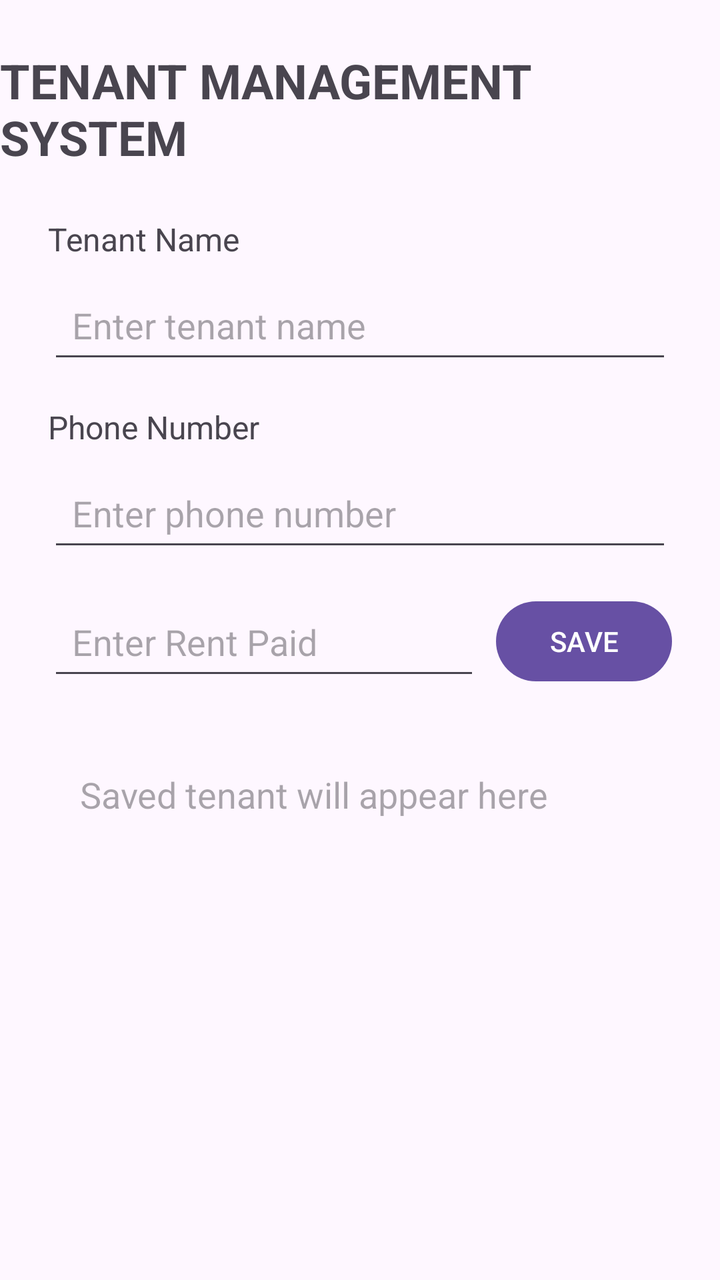
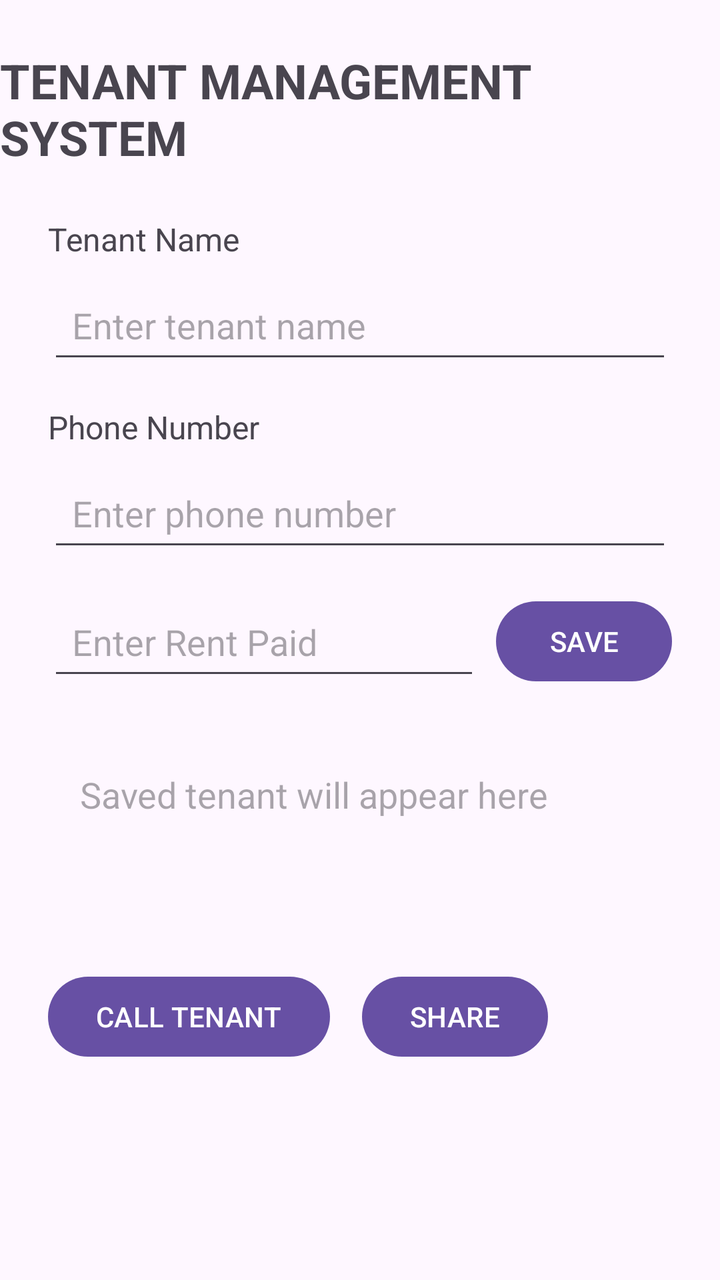

The first picture is an Android layout as it rendered before a commit; the second is the same layout after the commit. The layout source and the unified diff follow.
<!-- AndroidManifest.xml: application theme Theme.TenantManagementSystem -->
<!-- res/layout/activity_main.xml -->
<?xml version="1.0" encoding="utf-8"?>
<layout xmlns:android="http://schemas.android.com/apk/res/android"
    xmlns:app="http://schemas.android.com/apk/res-auto">

    <data>
        <variable
            name="tenant"
            type="com.example.tenantmanagementsystem.Tenant" />
    </data>

    <androidx.constraintlayout.widget.ConstraintLayout
        android:layout_width="match_parent"
        android:layout_height="match_parent">

        <TextView
            android:id="@+id/titleTextView"
            android:layout_width="wrap_content"
            android:layout_height="wrap_content"
            android:text="TENANT MANAGEMENT SYSTEM"
            android:textSize="24sp"
            android:textStyle="bold"
            android:layout_marginTop="24dp"
            app:layout_constraintTop_toTopOf="parent"
            app:layout_constraintStart_toStartOf="parent"
            app:layout_constraintEnd_toEndOf="parent" />

        <TextView
            android:id="@+id/tenantNameLabel"
            android:layout_width="wrap_content"
            android:layout_height="wrap_content"
            android:text="Tenant Name"
            android:textSize="16sp"
            android:layout_marginTop="24dp"
            android:layout_marginStart="24dp"
            app:layout_constraintTop_toBottomOf="@id/titleTextView"
            app:layout_constraintStart_toStartOf="parent" />

        <EditText
            android:id="@+id/tenantNameEditText"
            android:layout_width="0dp"
            android:layout_height="wrap_content"
            android:hint="Enter tenant name"
            android:minHeight="48dp"
            android:padding="12dp"
            android:layout_marginTop="8dp"
            android:layout_marginStart="24dp"
            android:layout_marginEnd="24dp"
            app:layout_constraintTop_toBottomOf="@id/tenantNameLabel"
            app:layout_constraintStart_toStartOf="parent"
            app:layout_constraintEnd_toEndOf="parent" />

        <TextView
            android:id="@+id/phoneLabel"
            android:layout_width="wrap_content"
            android:layout_height="wrap_content"
            android:text="Phone Number"
            android:textSize="16sp"
            android:layout_marginTop="16dp"
            android:layout_marginStart="24dp"
            app:layout_constraintTop_toBottomOf="@id/tenantNameEditText"
            app:layout_constraintStart_toStartOf="parent" />

        <EditText
            android:id="@+id/phoneEditText"
            android:layout_width="0dp"
            android:layout_height="wrap_content"
            android:hint="Enter phone number"
            android:inputType="phone"
            android:minHeight="48dp"
            android:padding="12dp"
            android:layout_marginTop="8dp"
            android:layout_marginStart="24dp"
            android:layout_marginEnd="24dp"
            app:layout_constraintTop_toBottomOf="@id/phoneLabel"
            app:layout_constraintStart_toStartOf="parent"
            app:layout_constraintEnd_toEndOf="parent" />

        <EditText
            android:id="@+id/rentEditText"
            android:layout_width="0dp"
            android:layout_height="wrap_content"
            android:hint="Enter Rent Paid"
            android:inputType="numberDecimal"
            android:minHeight="48dp"
            android:padding="12dp"
            android:layout_marginStart="24dp"
            android:layout_marginTop="16dp"
            android:layout_marginEnd="8dp"
            app:layout_constraintTop_toBottomOf="@id/phoneEditText"
            app:layout_constraintStart_toStartOf="parent"
            app:layout_constraintEnd_toStartOf="@id/saveButton" />

        <Button
            android:id="@+id/saveButton"
            android:layout_width="wrap_content"
            android:layout_height="wrap_content"
            android:text="SAVE"
            android:layout_marginEnd="24dp"
            app:layout_constraintTop_toTopOf="@id/rentEditText"
            app:layout_constraintEnd_toEndOf="parent" />

        <TextView
            android:id="@+id/tenantResultTextView"
            android:layout_width="0dp"
            android:layout_height="wrap_content"
            android:text="@{tenant.summary()}"
            android:hint="Saved tenant will appear here"
            android:textSize="18sp"
            android:padding="16dp"
            android:layout_margin="24dp"
            app:layout_constraintTop_toBottomOf="@id/rentEditText"
            app:layout_constraintStart_toStartOf="parent"
            app:layout_constraintEnd_toEndOf="parent" />

        <TextView
            android:id="@+id/tenantNameBigTextView"
            android:layout_width="0dp"
            android:layout_height="wrap_content"
            android:text="@{tenant.name}"
            android:textSize="32sp"
            android:textStyle="bold"
            android:layout_marginStart="24dp"
            android:layout_marginEnd="24dp"
            app:layout_constraintTop_toBottomOf="@id/tenantResultTextView"
            app:layout_constraintStart_toStartOf="parent"
            app:layout_constraintEnd_toEndOf="parent" />

    </androidx.constraintlayout.widget.ConstraintLayout>
</layout>
<!-- resources referenced by this layout -->
<resources>
  <style name="Theme.TenantManagementSystem" parent="Base.Theme.TenantManagementSystem" />
  <style name="Base.Theme.TenantManagementSystem" parent="Theme.Material3.DayNight.NoActionBar">
          
          
      </style>
</resources>

<!-- the commit's change to res/layout/activity_main.xml (unified diff, before → after) -->
@@ -125,5 +125,24 @@
             app:layout_constraintStart_toStartOf="parent"
             app:layout_constraintEnd_toEndOf="parent" />
 
+        <Button
+            android:id="@+id/callButton"
+            android:layout_width="wrap_content"
+            android:layout_height="wrap_content"
+            android:text="CALL TENANT"
+            android:layout_marginStart="24dp"
+            android:layout_marginTop="16dp"
+            app:layout_constraintTop_toBottomOf="@id/tenantNameBigTextView"
+            app:layout_constraintStart_toStartOf="parent" />
+
+        <Button
+            android:id="@+id/shareButton"
+            android:layout_width="wrap_content"
+            android:layout_height="wrap_content"
+            android:text="SHARE"
+            android:layout_marginStart="16dp"
+            app:layout_constraintTop_toTopOf="@id/callButton"
+            app:layout_constraintStart_toEndOf="@id/callButton" />
+
     </androidx.constraintlayout.widget.ConstraintLayout>
 </layout>
